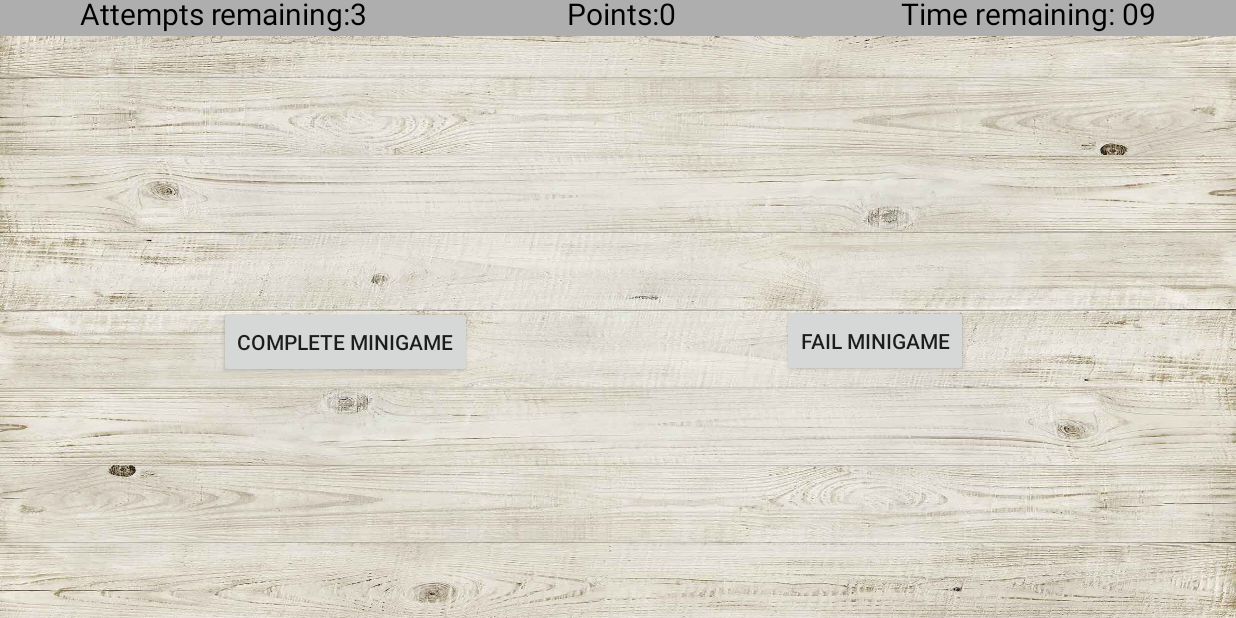
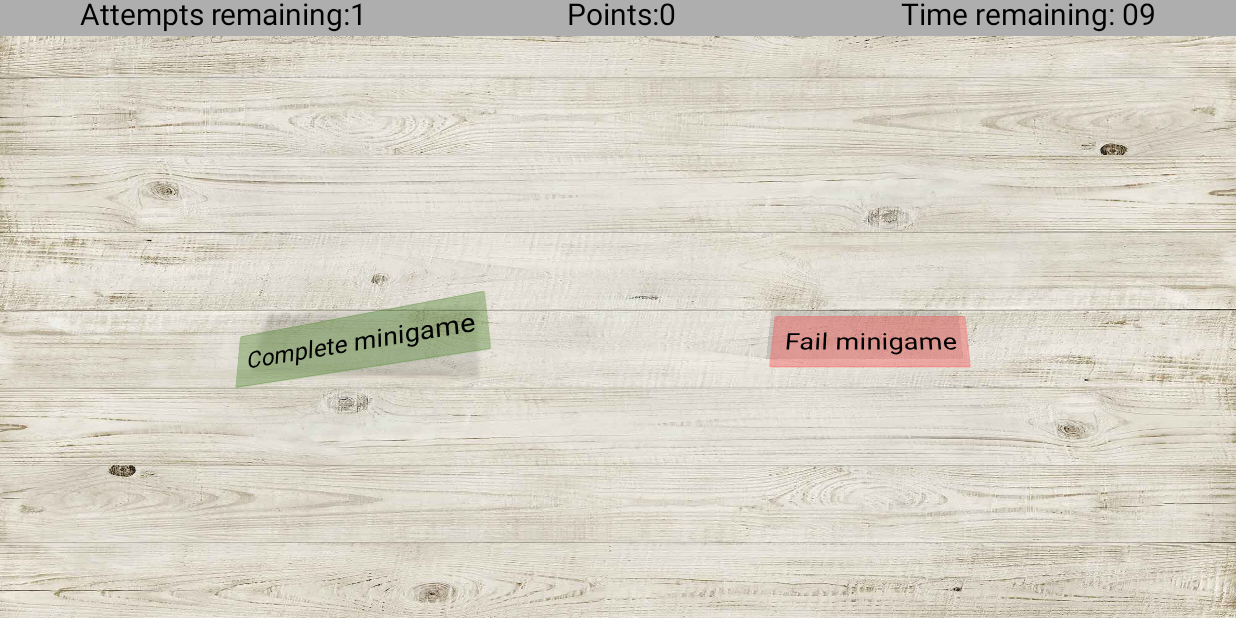
Before and after one commit to Tomzing/MinigameBonanza, an Android app: the Minigame1Activity screen opened directly, with no data from a screen before it, on a phone screen of 824 x 412 dp (held sideways). Run offline under Robolectric (Android 15) with nearby library versions, the phone set to English and light mode, and no system bars.

```diff
--- a/app/src/main/java/hiof/prosjekt/minigamebonanza/ui/main/viewmodel/StatusbarViewModel.java
+++ b/app/src/main/java/hiof/prosjekt/minigamebonanza/ui/main/viewmodel/StatusbarViewModel.java
@@ -16,7 +16,7 @@ public class StatusbarViewModel extends ViewModel {
 
     public Statusbar getStatusbar() {
         if(activeStatusbar == null) {
-            activeStatusbar = new Statusbar(3,0);
+            activeStatusbar = new Statusbar(1,0);
         }
         return activeStatusbar;
     }
--- a/app/src/main/res/layout/fragment_minigame1.xml
+++ b/app/src/main/res/layout/fragment_minigame1.xml
@@ -19,13 +19,18 @@
         android:layout_height="wrap_content"
         android:layout_marginBottom="388dp"
         app:layout_constraintBottom_toBottomOf="parent"
-        tools:layout_editor_absoluteX="0dp" />
+        tools:layout_editor_absoluteX="0dp"
+        tools:layout="@layout/fragment_minigame_status" />
 
     <Button
         android:id="@+id/completeBtn"
+        style="@android:style/Widget.Holo.Light.Button"
         android:layout_width="wrap_content"
         android:layout_height="wrap_content"
-        android:onClick="btnHandler"
+        android:backgroundTint="#5A8E39"
+        android:onClick="btnSuccess"
+        android:rotationX="25"
+        android:rotationY="-22"
         android:text="Complete minigame"
         app:layout_constraintBottom_toBottomOf="parent"
         app:layout_constraintEnd_toEndOf="parent"
@@ -36,9 +41,12 @@
 
     <Button
         android:id="@+id/failBtn"
+        style="@android:style/Widget.Holo.Light.Button"
         android:layout_width="wrap_content"
         android:layout_height="wrap_content"
-        android:onClick="btnHandler"
+        android:backgroundTint="#FF5858"
+        android:onClick="btnFail"
+        android:rotationX="32"
         android:text="Fail minigame"
         app:layout_constraintBottom_toBottomOf="parent"
         app:layout_constraintEnd_toEndOf="parent"
```
Also changed, not shown: app/src/main/AndroidManifest.xml (+4 -5 lines), app/src/main/java/hiof/prosjekt/minigamebonanza/ui/main/activities/Minigame1Activity.java (+11 -8 lines), app/src/main/java/hiof/prosjekt/minigamebonanza/ui/main/activities/ResultsActivity.java (added, +16 -0 lines), app/src/main/res/layout/activity_results.xml (added, +34 -0 lines).
